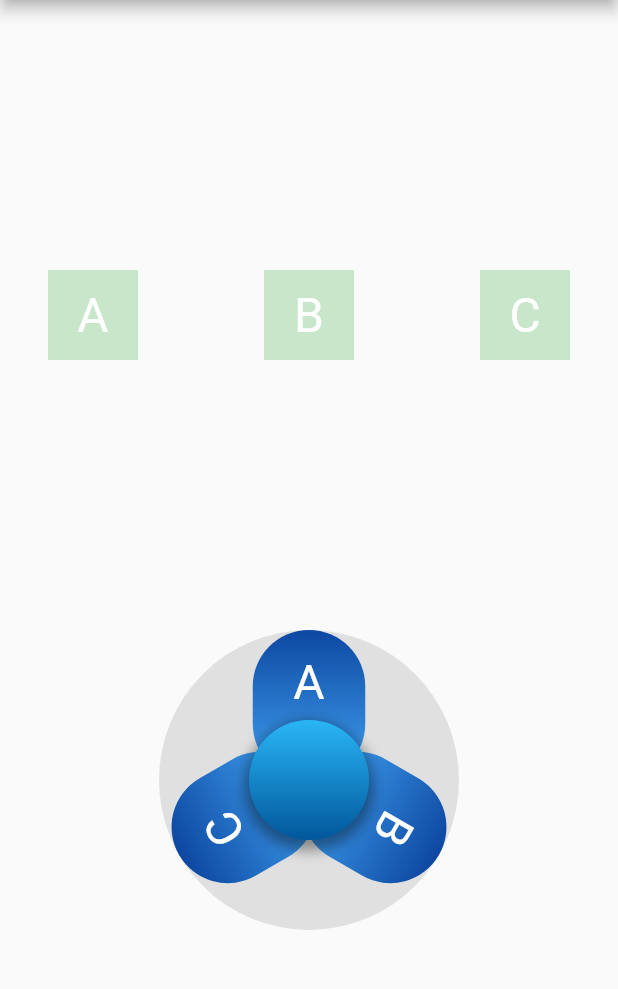
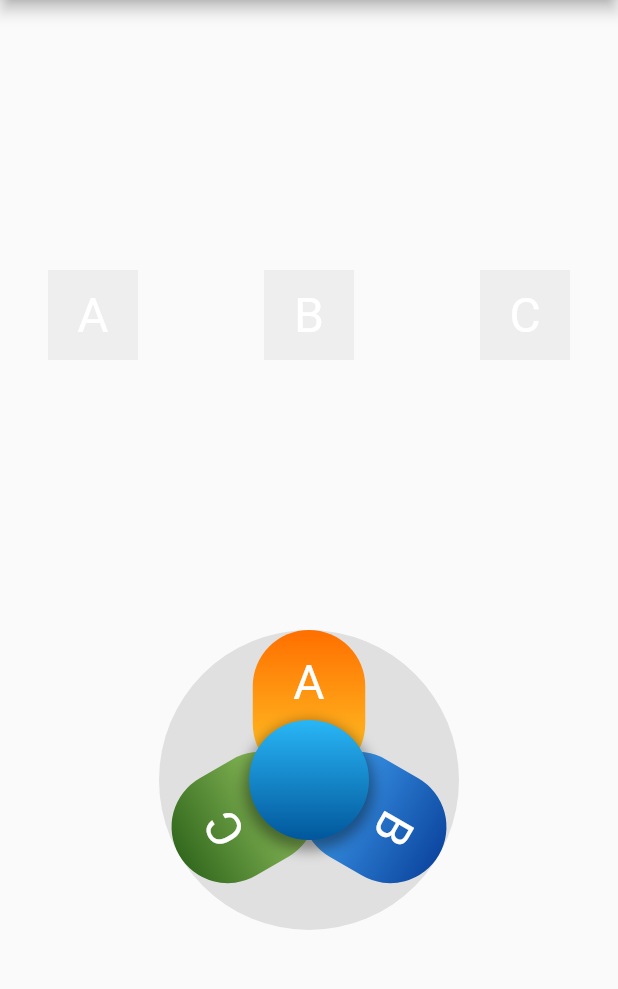
Before and after one commit to cybaker/flutter_joybuttons, a Flutter app: the screen it shows after launch, on a phone screen of 412 x 824 dp, the part 84-1073 px from its top. Run offline on Flutter 3.47's test engine with Material 2 defaults, Android fonts, the phone set to English and light mode, and no system bars.

Commit message:
Adjust example colors

```diff
--- a/example/lib/main.dart
+++ b/example/lib/main.dart
@@ -62,6 +62,7 @@ class _JoyButtonsExampleState extends State<JoyButtonsExample> {
 
   List<Widget> buttons = [
     const JoyButtonsButton(
+      widgetColor: Colors.amber,
       title: Padding(
         padding: EdgeInsets.only(top: 16.0),
         child: Text("A", style: TextStyle(color: Colors.white, fontSize: 32)),
@@ -74,6 +75,7 @@ class _JoyButtonsExampleState extends State<JoyButtonsExample> {
       ),
     ),
     const JoyButtonsButton(
+      widgetColor: Colors.lightGreen,
       title: Padding(
         padding: EdgeInsets.only(top: 16.0),
         child: Text("C", style: TextStyle(color: Colors.white, fontSize: 32)),
@@ -97,21 +99,21 @@ class _JoyButtonsExampleState extends State<JoyButtonsExample> {
                     alignment: Alignment.center,
                     width: dimension,
                     height: dimension,
-                    color: _pressed.contains(0) ? Colors.green : Colors.green.shade100,
+                    color: _pressed.contains(0) ? Colors.amber : Colors.grey.shade200,
                     child: const Text("A", style: TextStyle(color: Colors.white, fontSize: 32)),
                   ),
                   Container(
                     alignment: Alignment.center,
                     width: dimension,
                     height: dimension,
-                    color: _pressed.contains(1) ? Colors.green : Colors.green.shade100,
+                    color: _pressed.contains(1) ? Colors.blue : Colors.grey.shade200,
                     child: const Text("B", style: TextStyle(color: Colors.white, fontSize: 32)),
                   ),
                   Container(
                     alignment: Alignment.center,
                     width: dimension,
                     height: dimension,
-                    color: _pressed.contains(2) ? Colors.green : Colors.green.shade100,
+                    color: _pressed.contains(2) ? Colors.green : Colors.grey.shade200,
                     child: const Text("C", style: TextStyle(color: Colors.white, fontSize: 32)),
                   ),
                 ],
```
